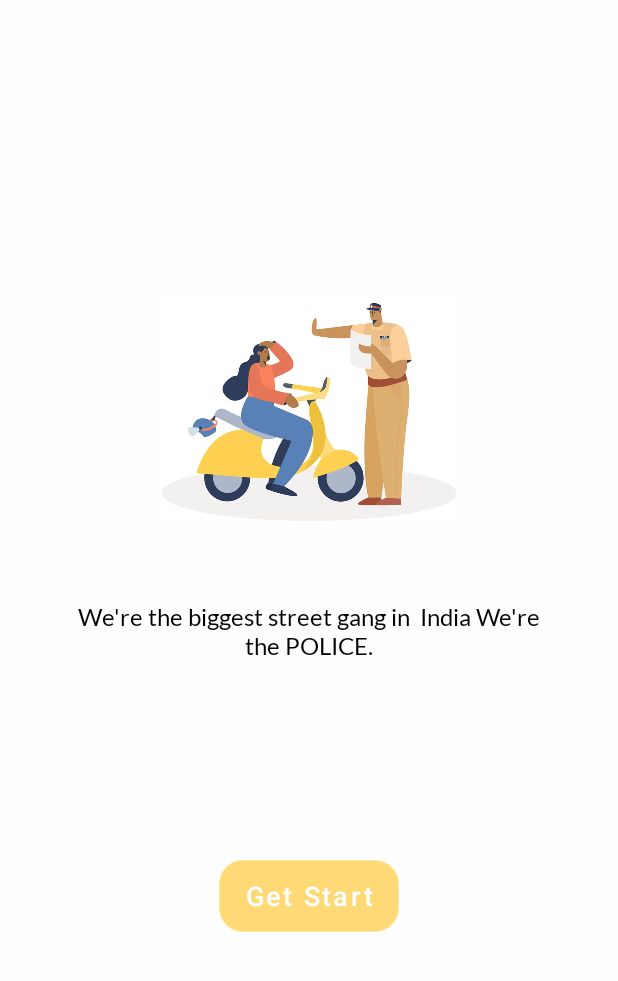
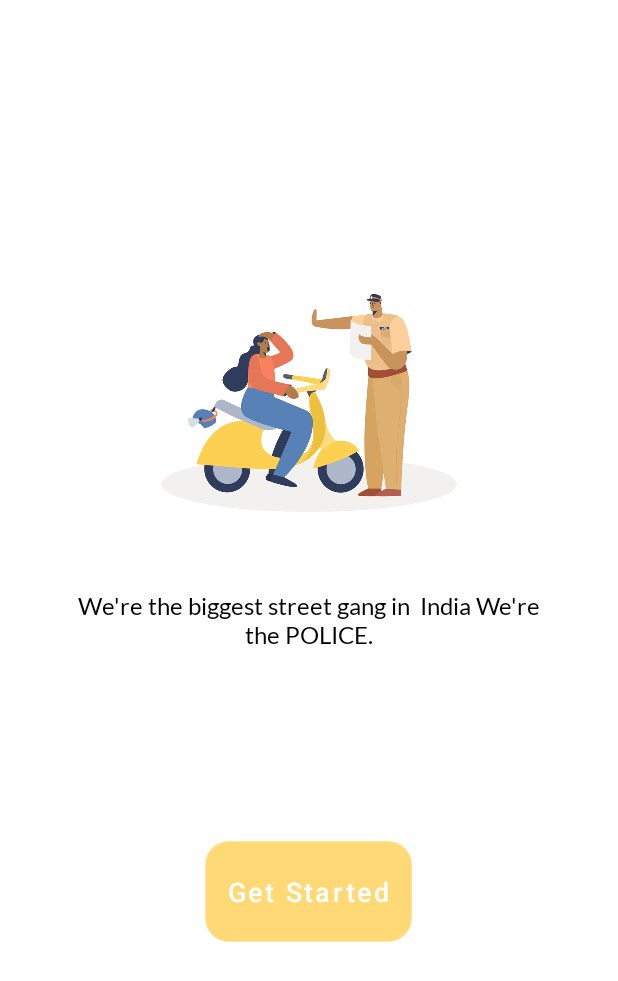
Before and after one commit to CodeInFlow/Timely, an Android app: the screen it shows after launch (MainActivity), after a tap on "Next", on a phone screen of 412 x 824 dp. Shown: the top 981 px of the screen. Run offline under Robolectric (Android 15) with nearby library versions, the phone set to English and light mode, and no system bars.

Commit message:
minor change

```diff
--- a/app/src/main/res/layout/fragment_intro2.xml
+++ b/app/src/main/res/layout/fragment_intro2.xml
@@ -44,9 +44,10 @@
 
     <Button
         android:id="@+id/btnStart"
-        android:layout_width="120dp"
+        android:layout_width="wrap_content"
         android:layout_height="wrap_content"
-        android:text="Get Start"
+        android:text="Get Started"
+        android:padding="15dp"
         android:textSize="18sp"
         android:textAllCaps="false"
         android:layout_gravity="center"
```
